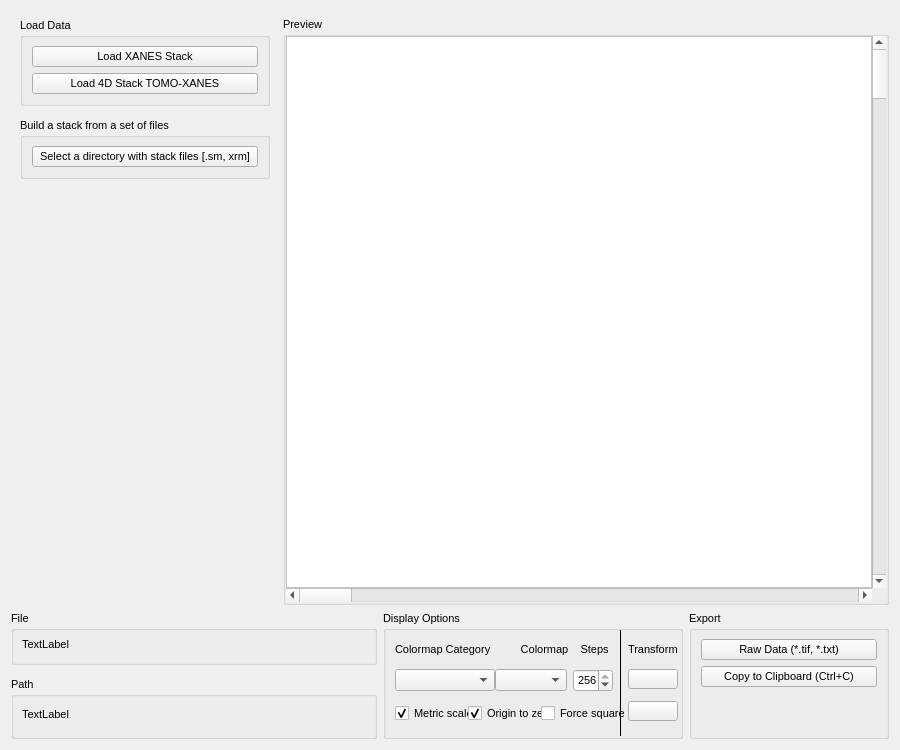
First picture: the form in mantis_xray/pageloaddata.ui, repository mlerotic/spectromicroscopy, before the edit.
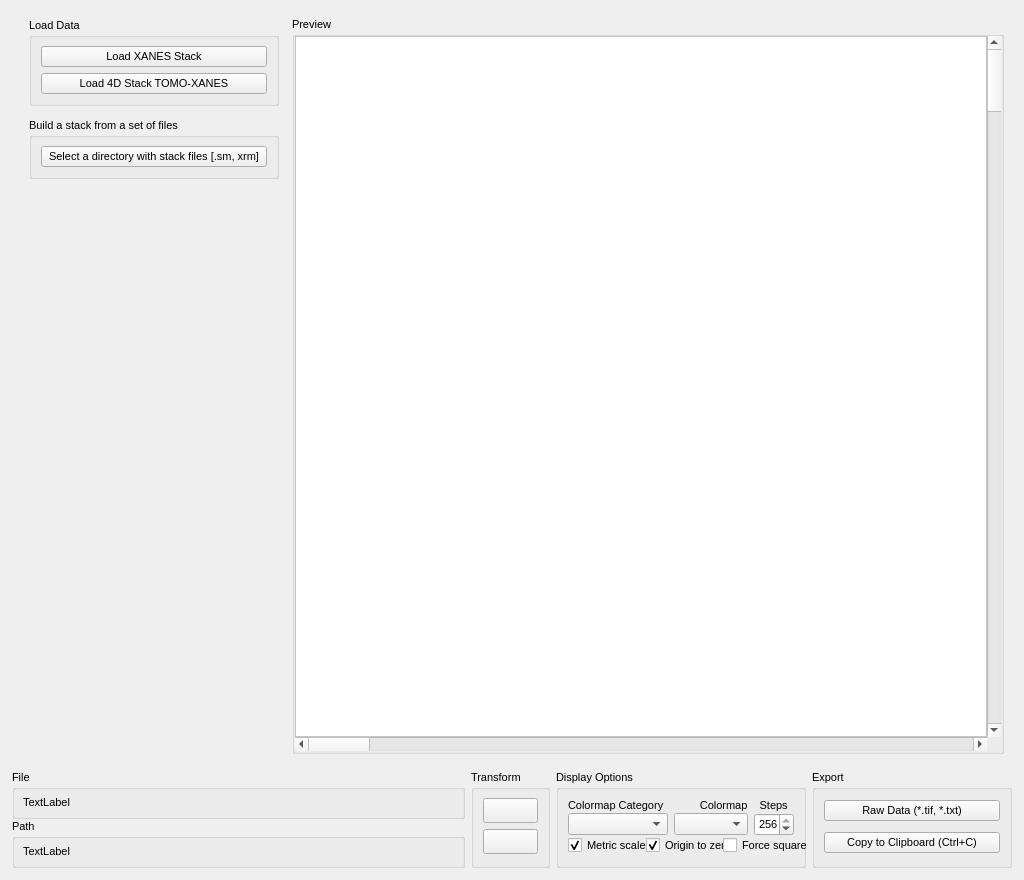
Second picture: the form after the edit. Icons and pictures are not drawn. Custom widgets are drawn as their Qt base class.

Commit message: bugfixes: support nan values, OD map simplified, layout improvements

Patch:
```diff
--- a/mantis_xray/pageloaddata.ui
+++ b/mantis_xray/pageloaddata.ui
@@ -6,8 +6,8 @@
    <rect>
     <x>0</x>
     <y>0</y>
-    <width>900</width>
-    <height>750</height>
+    <width>1024</width>
+    <height>880</height>
    </rect>
   </property>
   <property name="sizePolicy">
@@ -21,6 +21,13 @@
   </property>
   <layout class="QVBoxLayout" name="verticalLayout">
    <item>
+    <widget class="QFrame" name="">
+     <property name="sizePolicy">
+      <sizepolicy hsizetype="Preferred" vsizetype="MinimumExpanding">
+       <horstretch>0</horstretch>
+       <verstretch>0</verstretch>
+      </sizepolicy>
+     </property>
     <layout class="QHBoxLayout" name="horizontalLayout">
      <property name="spacing">
       <number>12</number>
@@ -299,28 +306,39 @@
       </widget>
      </item>
     </layout>
+    </widget>
    </item>
    <item>
-    <layout class="QGridLayout" name="gridLayout" rowstretch="0">
+    <widget class="QFrame" name="">
+     <property name="sizePolicy">
+      <sizepolicy hsizetype="Preferred" vsizetype="Maximum">
+       <horstretch>0</horstretch>
+       <verstretch>0</verstretch>
+      </sizepolicy>
+     </property>
+     <layout class="QHBoxLayout" name="horizontalLayout_5">
+      <property name="spacing">
+       <number>6</number>
+      </property>
      <property name="leftMargin">
-      <number>0</number>
+       <number>1</number>
      </property>
      <property name="topMargin">
-      <number>0</number>
+       <number>1</number>
      </property>
      <property name="rightMargin">
-      <number>0</number>
+       <number>1</number>
      </property>
      <property name="bottomMargin">
-      <number>0</number>
-     </property>
-     <property name="spacing">
-      <number>6</number>
-     </property>
-     <item row="0" column="0">
+       <number>1</number>
+      </property>
+      <item>
       <layout class="QVBoxLayout" name="verticalLayout_4">
        <property name="spacing">
-        <number>12</number>
+         <number>0</number>
+        </property>
+        <property name="sizeConstraint">
+         <enum>QLayout::SetDefaultConstraint</enum>
        </property>
        <property name="topMargin">
         <number>0</number>
@@ -330,6 +348,18 @@
        </property>
        <item>
         <widget class="QGroupBox" name="groupBox_5">
+          <property name="sizePolicy">
+           <sizepolicy hsizetype="MinimumExpanding" vsizetype="Maximum">
+            <horstretch>0</horstretch>
+            <verstretch>0</verstretch>
+           </sizepolicy>
+          </property>
+          <property name="maximumSize">
+           <size>
+            <width>16777215</width>
+            <height>50</height>
+           </size>
+          </property>
          <property name="font">
           <font>
            <family>Ubuntu</family>
@@ -347,13 +377,13 @@
            <number>8</number>
           </property>
           <property name="topMargin">
-           <number>6</number>
+            <number>0</number>
           </property>
           <property name="rightMargin">
            <number>6</number>
           </property>
           <property name="bottomMargin">
-           <number>9</number>
+            <number>0</number>
           </property>
           <item>
            <widget class="QLabel" name="tc_file">
@@ -379,6 +409,18 @@
        </item>
        <item>
         <widget class="QGroupBox" name="groupBox_4">
+          <property name="sizePolicy">
+           <sizepolicy hsizetype="MinimumExpanding" vsizetype="Maximum">
+            <horstretch>0</horstretch>
+            <verstretch>0</verstretch>
+           </sizepolicy>
+          </property>
+          <property name="maximumSize">
+           <size>
+            <width>16777215</width>
+            <height>50</height>
+           </size>
+          </property>
          <property name="font">
           <font>
            <family>Ubuntu</family>
@@ -396,11 +438,14 @@
            <number>8</number>
           </property>
           <property name="topMargin">
-           <number>6</number>
+            <number>0</number>
           </property>
           <property name="rightMargin">
            <number>6</number>
           </property>
+           <property name="bottomMargin">
+            <number>0</number>
+           </property>
           <item>
            <widget class="QLabel" name="tc_path">
             <property name="enabled">
@@ -434,18 +479,18 @@
        </item>
       </layout>
      </item>
-     <item row="0" column="2">
-      <widget class="QGroupBox" name="groupBox_2">
+      <item>
+       <widget class="QGroupBox" name="groupBox_6">
        <property name="sizePolicy">
-        <sizepolicy hsizetype="Maximum" vsizetype="Maximum">
+         <sizepolicy hsizetype="Maximum" vsizetype="Preferred">
          <horstretch>0</horstretch>
          <verstretch>0</verstretch>
         </sizepolicy>
        </property>
        <property name="maximumSize">
         <size>
-         <width>200</width>
-         <height>300</height>
+          <width>16777215</width>
+          <height>150</height>
         </size>
        </property>
        <property name="font">
@@ -455,40 +500,71 @@
         </font>
        </property>
        <property name="title">
-        <string>Export</string>
-       </property>
-       <layout class="QVBoxLayout" name="verticalLayout_10">
+         <string>Transform</string>
+        </property>
+        <layout class="QVBoxLayout" name="verticalLayout_7">
         <item>
-         <widget class="QPushButton" name="pb_rawexp">
+          <widget class="QPushButton" name="pb_rotate">
+           <property name="sizePolicy">
+            <sizepolicy hsizetype="Minimum" vsizetype="Fixed">
+             <horstretch>0</horstretch>
+             <verstretch>0</verstretch>
+            </sizepolicy>
+           </property>
+           <property name="maximumSize">
+            <size>
+             <width>60</width>
+             <height>25</height>
+            </size>
+           </property>
+           <property name="layoutDirection">
+            <enum>Qt::LeftToRight</enum>
+           </property>
           <property name="text">
-           <string>Raw Data (*.tif, *.txt)</string>
-          </property>
+            <string/>
+           </property>
+           <property name="icon">
+            <iconset>
+             <normaloff>images/rotate.png</normaloff>images/rotate.png</iconset>
+           </property>
+           <property name="iconSize">
+            <size>
+             <width>16</width>
+             <height>16</height>
+            </size>
+           </property>
          </widget>
         </item>
         <item>
-         <widget class="QPushButton" name="pb_copy">
+          <widget class="QPushButton" name="pb_mirror">
+           <property name="maximumSize">
+            <size>
+             <width>60</width>
+             <height>25</height>
+            </size>
+           </property>
+           <property name="autoFillBackground">
+            <bool>false</bool>
+           </property>
           <property name="text">
-           <string>Copy to Clipboard (Ctrl+C)</string>
-          </property>
-         </widget>
-        </item>
-        <item>
-         <spacer name="verticalSpacer_2">
-          <property name="orientation">
-           <enum>Qt::Vertical</enum>
-          </property>
-          <property name="sizeHint" stdset="0">
+            <string/>
+           </property>
+           <property name="icon">
+            <iconset>
+             <normaloff>images/mirror.png</normaloff>images/mirror.png</iconset>
+           </property>
+           <property name="iconSize">
            <size>
-            <width>20</width>
-            <height>40</height>
-           </size>
-          </property>
-         </spacer>
+             <width>16</width>
+             <height>16</height>
+            </size>
+           </property>
+          </widget>
         </item>
        </layout>
       </widget>
      </item>
-     <item row="0" column="1">
+      <item>
       <widget class="QGroupBox" name="DisplayOptions">
        <property name="sizePolicy">
         <sizepolicy hsizetype="MinimumExpanding" vsizetype="Preferred">
@@ -504,8 +580,8 @@
        </property>
        <property name="maximumSize">
         <size>
-         <width>300</width>
-         <height>16777215</height>
+          <width>250</width>
+          <height>150</height>
         </size>
        </property>
        <property name="font">
@@ -519,13 +595,13 @@
        </property>
        <layout class="QHBoxLayout" name="horizontalLayout_2">
         <property name="topMargin">
-         <number>0</number>
+          <number>9</number>
         </property>
         <property name="rightMargin">
-         <number>0</number>
+          <number>9</number>
         </property>
         <property name="bottomMargin">
-         <number>0</number>
+          <number>9</number>
         </property>
         <item>
          <layout class="QVBoxLayout" name="verticalLayout_3">
@@ -537,6 +613,12 @@
           </property>
           <item>
            <widget class="QLabel" name="label">
+             <property name="sizePolicy">
+              <sizepolicy hsizetype="Preferred" vsizetype="Preferred">
+               <horstretch>0</horstretch>
+               <verstretch>0</verstretch>
+              </sizepolicy>
+             </property>
             <property name="minimumSize">
              <size>
               <width>0</width>
@@ -556,7 +638,7 @@
              </font>
             </property>
             <property name="text">
-             <string>Colormap Category          Colormap    Steps</string>
+              <string>Colormap Category            Colormap    Steps</string>
             </property>
            </widget>
           </item>
@@ -634,9 +716,9 @@
            </layout>
           </item>
           <item>
-           <layout class="QHBoxLayout" name="horizontalLayout_6" stretch="1,1,1,0">
+            <layout class="QHBoxLayout" name="horizontalLayout_6" stretch="0,0,0,0">
             <property name="spacing">
-             <number>1</number>
+              <number>6</number>
             </property>
             <item>
              <widget class="QCheckBox" name="MetricCheckBox">
@@ -760,36 +842,30 @@
           </item>
          </layout>
         </item>
-        <item>
-         <widget class="Line" name="line">
-          <property name="frameShadow">
-           <enum>QFrame::Plain</enum>
-          </property>
-          <property name="orientation">
-           <enum>Qt::Vertical</enum>
-          </property>
+        </layout>
          </widget>
         </item>
         <item>
-         <layout class="QVBoxLayout" name="verticalLayout_7">
-          <property name="spacing">
-           <number>0</number>
-          </property>
-          <property name="rightMargin">
-           <number>2</number>
-          </property>
-          <item>
-           <widget class="QLabel" name="label_2">
+       <widget class="QGroupBox" name="groupBox_2">
+        <property name="enabled">
+         <bool>true</bool>
+        </property>
+        <property name="sizePolicy">
+         <sizepolicy hsizetype="MinimumExpanding" vsizetype="Preferred">
+          <horstretch>0</horstretch>
+          <verstretch>0</verstretch>
+         </sizepolicy>
+        </property>
             <property name="minimumSize">
              <size>
-              <width>0</width>
-              <height>15</height>
+          <width>150</width>
+          <height>0</height>
              </size>
             </property>
             <property name="maximumSize">
              <size>
-              <width>60</width>
-              <height>15</height>
+          <width>200</width>
+          <height>150</height>
              </size>
             </property>
             <property name="font">
@@ -798,69 +874,50 @@
               <pointsize>8</pointsize>
              </font>
             </property>
-            <property name="text">
-             <string>Transform</string>
-            </property>
-           </widget>
-          </item>
-          <item>
-           <widget class="QPushButton" name="pb_rotate">
-            <property name="maximumSize">
-             <size>
-              <width>60</width>
-              <height>20</height>
-             </size>
-            </property>
-            <property name="layoutDirection">
-             <enum>Qt::LeftToRight</enum>
-            </property>
-            <property name="text">
-             <string/>
-            </property>
-            <property name="icon">
-             <iconset>
-              <normaloff>images/rotate.png</normaloff>images/rotate.png</iconset>
-            </property>
-            <property name="iconSize">
-             <size>
-              <width>16</width>
-              <height>16</height>
-             </size>
+        <property name="title">
+         <string>Export</string>
+        </property>
+        <layout class="QVBoxLayout" name="verticalLayout_10">
+         <property name="spacing">
+          <number>0</number>
+         </property>
+         <property name="topMargin">
+          <number>0</number>
+         </property>
+         <property name="bottomMargin">
+          <number>0</number>
+         </property>
+         <item>
+          <widget class="QPushButton" name="pb_rawexp">
+           <property name="sizePolicy">
+            <sizepolicy hsizetype="Minimum" vsizetype="Maximum">
+             <horstretch>0</horstretch>
+             <verstretch>0</verstretch>
+            </sizepolicy>
+           </property>
+           <property name="text">
+            <string>Raw Data (*.tif, *.txt)</string>
             </property>
            </widget>
           </item>
           <item>
-           <widget class="QPushButton" name="pb_mirror">
-            <property name="maximumSize">
-             <size>
-              <width>60</width>
-              <height>20</height>
-             </size>
-            </property>
-            <property name="autoFillBackground">
-             <bool>false</bool>
-            </property>
+          <widget class="QPushButton" name="pb_copy">
+           <property name="sizePolicy">
+            <sizepolicy hsizetype="Minimum" vsizetype="Maximum">
+             <horstretch>0</horstretch>
+             <verstretch>0</verstretch>
+            </sizepolicy>
+           </property>
             <property name="text">
-             <string/>
-            </property>
-            <property name="icon">
-             <iconset>
-              <normaloff>images/mirror.png</normaloff>images/mirror.png</iconset>
-            </property>
-            <property name="iconSize">
-             <size>
-              <width>16</width>
-              <height>16</height>
-             </size>
-            </property>
+            <string>Copy to Clipboard (Ctrl+C)</string>
+           </property>
            </widget>
           </item>
          </layout>
-        </item>
-       </layout>
       </widget>
      </item>
     </layout>
+    </widget>
    </item>
   </layout>
  </widget>
```
Lines whose indentation alone changed are shown as unchanged. The commit also changes 4 other files.
